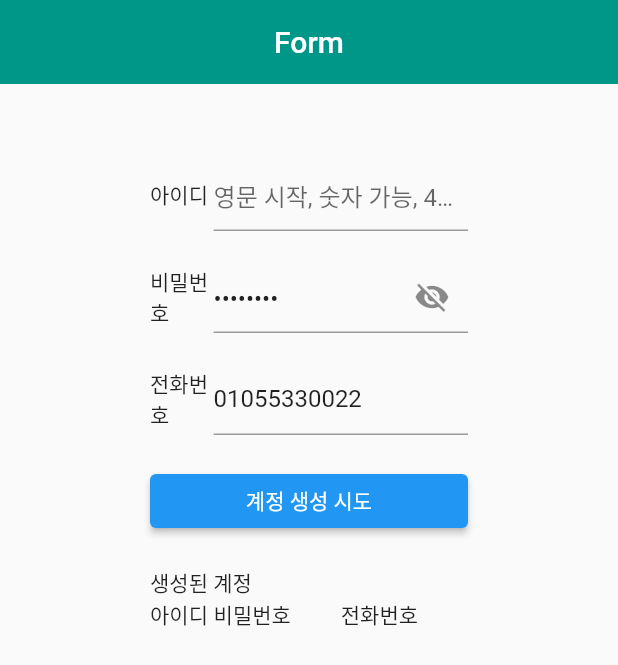
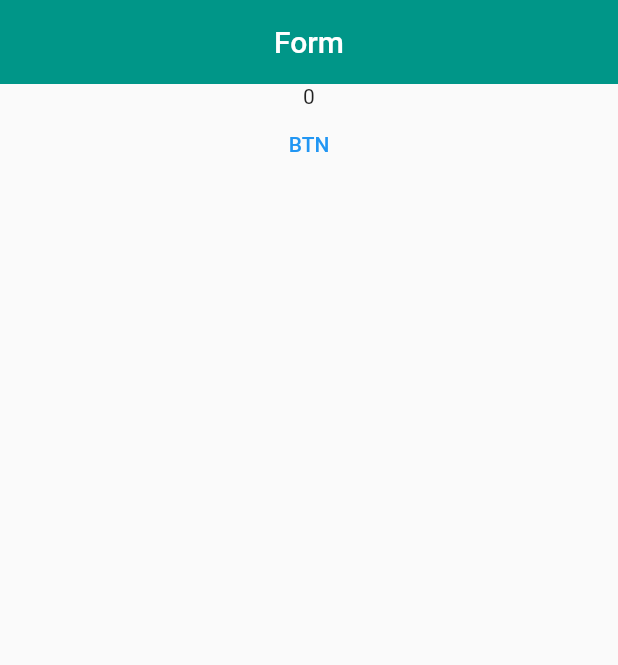
Before and after one commit to dabuzida/flutter_form, a Flutter app: the screen it shows after launch, on a phone screen of 412 x 824 dp. Shown: the top 665 px of the screen. Run offline on Flutter 3.47's test engine with Material 2 defaults, Android fonts, the phone set to English and light mode, and no system bars.

```diff
--- /dev/null
+++ b/lib/button.dart
@@ -0,0 +1,44 @@
+import 'package:flutter/material.dart';
+
+typedef FuncType = int Function({required String name, required int age})?;
+
+// typedef ValidatorCallback = String? Function(String? text);
+
+class Button extends StatefulWidget {
+  Button({
+    required this.x,
+    required this.callback,
+    Key? key,
+  }) : super(key: key);
+  int x;
+  FuncType callback;
+  FuncType callback1;
+  FuncType callback2;
+  FuncType callback3;
+  FuncType callback4;
+
+  @override
+  State<Button> createState() => _ButtonState();
+}
+
+class _ButtonState extends State<Button> {
+  int result = 0;
+  @override
+  Widget build(BuildContext context) {
+    return Center(
+      child: Column(
+        children: [
+          Text(result.toString()),
+          TextButton(
+            onPressed: () {
+              result = widget.callback?.call(name: 'sss', age: 145) ?? 0;
+
+              setState(() {});
+            },
+            child: Text('BTN'),
+          ),
+        ],
+      ),
+    );
+  }
+}
--- a/lib/main.dart
+++ b/lib/main.dart
@@ -1,4 +1,5 @@
 import 'package:flutter/material.dart';
+import 'package:flutter_form/button.dart';
 import 'package:flutter_form/sign_up.dart';
 
 import 'formm.dart';
@@ -26,7 +27,15 @@ class MyApp extends StatelessWidget {
           centerTitle: true,
         ),
         // backgroundColor: Colors.greenAccent[100],
-        body: const SignUp(),
+        body: Button(
+            x: 180,
+            callback: ({required String name, required int age}) {
+              print('clicked callback');
+              print(name);
+              print(age);
+              return 11;
+            }),
+        // body: const SignUp(),
         // body: const Formm(),
         // body: const Formm2(),
         // body: const Formm3(),
--- a/lib/sign_up.dart
+++ b/lib/sign_up.dart
@@ -78,6 +78,7 @@ class _SignUpState extends State<SignUp> {
                     Expanded(
                       flex: 4,
                       child: TextFormField(
+                        // focusNode:  ,
                         inputFormatters: [FilteringTextInputFormatter.allow(RegExp('[a-z0-9`~!@#\$%^&*()-_=+[\\]{}\\|;\':",./<>?]'))],
                         obscureText: _obscure,
                         controller: _controllerPw,
```
